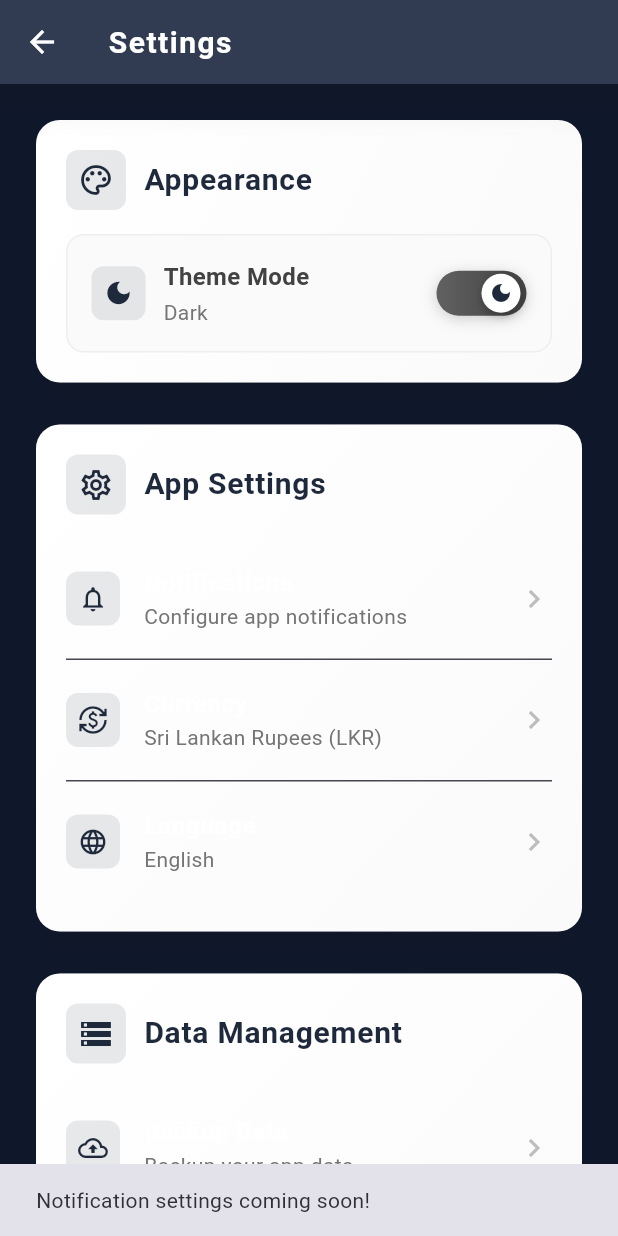
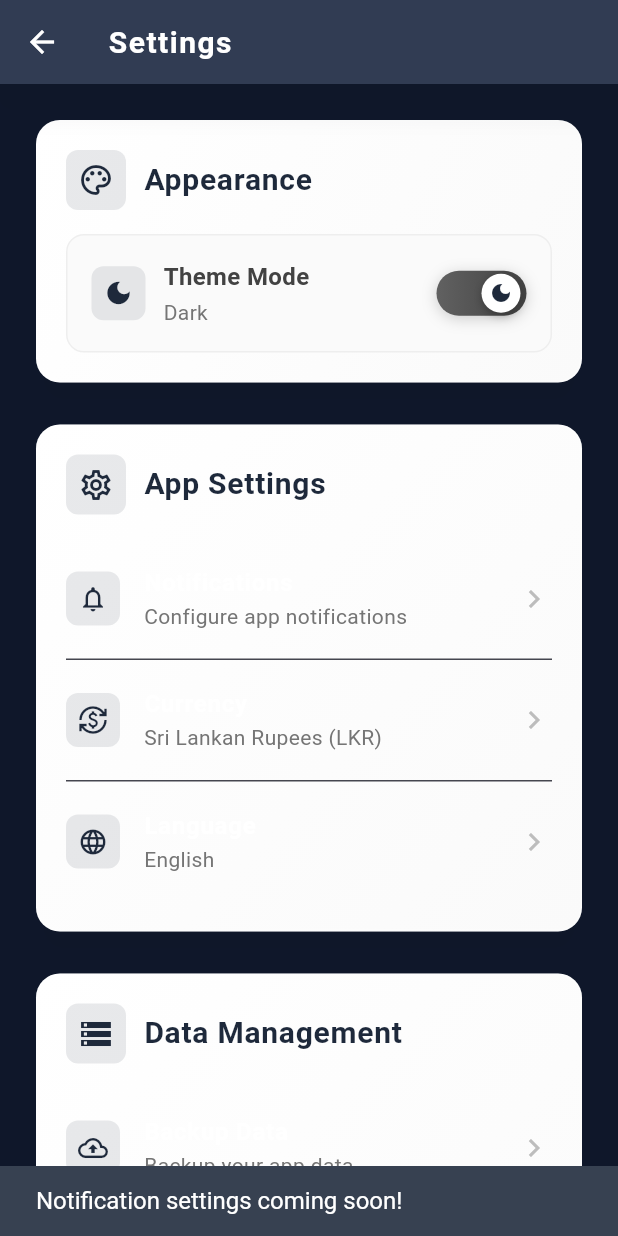
Before and after one commit to RusthyAhd/POS-App, a Flutter app: the SettingsScreen screen opened directly, after a tap on the "light mode" icon, after a tap on "Notifications", on a phone screen of 412 x 824 dp. Run offline on Flutter 3.47's test engine with Material 3 defaults, Android fonts, the phone set to English and light mode, and no system bars; our stand-ins replace shared_preferences; accounts and stored records are empty.

Commit message:
fix issues

```diff
--- a/lib/providers/theme_provider.dart
+++ b/lib/providers/theme_provider.dart
@@ -191,12 +191,12 @@ class ThemeProvider extends ChangeNotifier {
       titleLarge: TextStyle(color: Colors.white, fontWeight: FontWeight.w500),
       titleMedium: TextStyle(color: Colors.white, fontWeight: FontWeight.w500),
       titleSmall: TextStyle(color: Colors.white, fontWeight: FontWeight.w500),
-      bodyLarge: TextStyle(color: Colors.white),
-      bodyMedium: TextStyle(color: Colors.white),
-      bodySmall: TextStyle(color: Colors.white70),
+      bodyLarge: TextStyle(color: Colors.white, fontSize: 16),
+      bodyMedium: TextStyle(color: Colors.white, fontSize: 14),
+      bodySmall: TextStyle(color: Colors.white70, fontSize: 12),
       labelLarge: TextStyle(color: Colors.white, fontWeight: FontWeight.w500),
-      labelMedium: TextStyle(color: Colors.white),
-      labelSmall: TextStyle(color: Colors.white70),
+      labelMedium: TextStyle(color: Colors.white, fontSize: 12),
+      labelSmall: TextStyle(color: Colors.white70, fontSize: 11),
     ),
     iconTheme: const IconThemeData(
       color: Colors.white,
@@ -279,9 +279,32 @@ class ThemeProvider extends ChangeNotifier {
       ),
       prefixIconColor: Colors.white70,
       suffixIconColor: Colors.white70,
+      labelStyle: const TextStyle(color: Colors.white70),
+      hintStyle: const TextStyle(color: Colors.white54),
+      floatingLabelStyle: const TextStyle(color: Colors.white),
     ),
     drawerTheme: const DrawerThemeData(
       backgroundColor: Color(0xFF0F172A),
     ),
+    dialogTheme: const DialogThemeData(
+      backgroundColor: Color(0xFF1E293B),
+      titleTextStyle: TextStyle(
+        color: Colors.white,
+        fontSize: 20,
+        fontWeight: FontWeight.w600,
+      ),
+      contentTextStyle: TextStyle(
+        color: Colors.white,
+        fontSize: 16,
+      ),
+    ),
+    snackBarTheme: const SnackBarThemeData(
+      backgroundColor: Color(0xFF374151),
+      contentTextStyle: TextStyle(
+        color: Colors.white,
+        fontSize: 16,
+      ),
+      actionTextColor: Color(0xFF051650),
+    ),
   );
 }
--- a/lib/screens/bill_history_screen.dart
+++ b/lib/screens/bill_history_screen.dart
@@ -4,6 +4,7 @@ import '../models/bill.dart';
 import '../models/customer.dart';
 import '../models/product.dart';
 import '../models/billing_item.dart';
+import '../utils/theme_helpers.dart';
 
 class BillHistoryScreen extends StatefulWidget {
   const BillHistoryScreen({super.key});
@@ -261,9 +262,10 @@ class _BillHistoryScreenState extends State<BillHistoryScreen> {
                 children: [
                   Text(
                     bill.id,
-                    style: const TextStyle(
+                    style: TextStyle(
                       fontWeight: FontWeight.bold,
                       fontSize: 16,
+                      color: ThemeHelpers.getBrightTextColor(context),
                     ),
                   ),
                   Container(
--- a/lib/screens/customer_management_screen.dart
+++ b/lib/screens/customer_management_screen.dart
@@ -2,6 +2,7 @@ import 'package:flutter/material.dart';
 import 'package:flutter/services.dart';
 import 'package:intl/intl.dart';
 import '../models/customer.dart';
+import '../utils/theme_helpers.dart';
 
 class CustomerManagementScreen extends StatefulWidget {
   const CustomerManagementScreen({super.key});
@@ -214,16 +215,17 @@ class _CustomerManagementScreenState extends State<CustomerManagementScreen> {
                       children: [
                         Text(
                           customer.name,
-                          style: const TextStyle(
+                          style: TextStyle(
                             fontWeight: FontWeight.bold,
                             fontSize: 16,
+                            color: ThemeHelpers.getBrightTextColor(context),
                           ),
                         ),
                         const SizedBox(height: 4),
                         Text(
                           'ID: ${customer.id}',
                           style: TextStyle(
-                            color: Colors.grey[600],
+                            color: ThemeHelpers.getSecondaryTextColor(context),
                             fontSize: 12,
                           ),
                         ),
```
Also changed, not shown: lib/screens/bill_details_screen.dart (+98 -53 lines), lib/screens/home_screen.dart (+14 -10 lines), lib/utils/theme_helpers.dart (+31 -10 lines), 1 other file.
